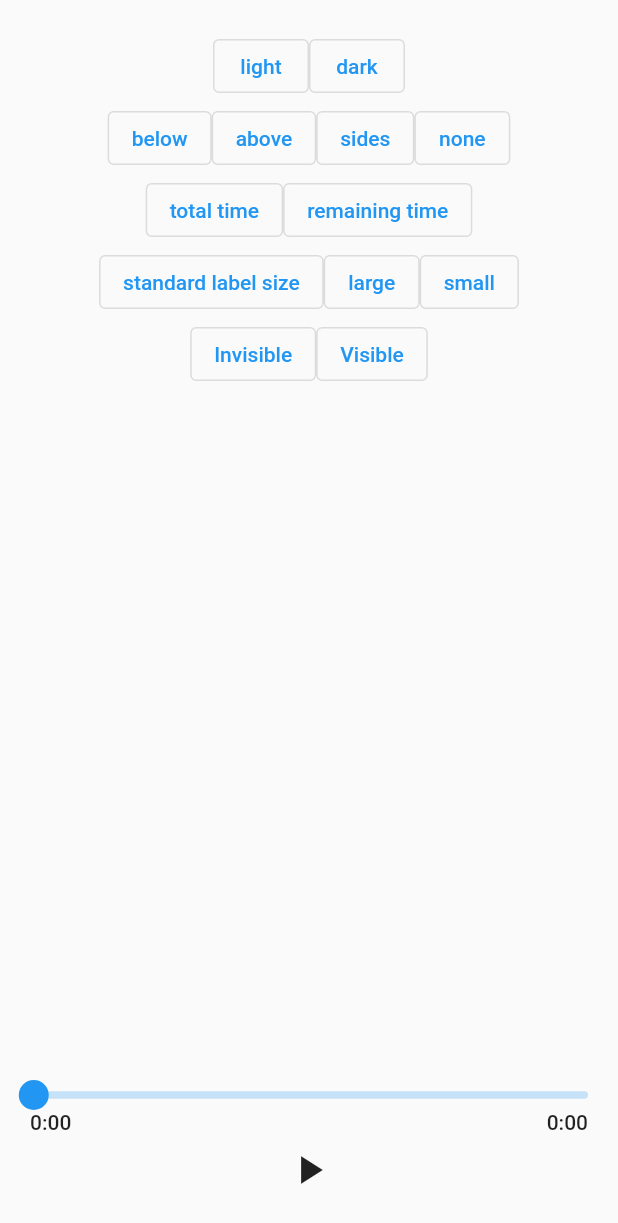
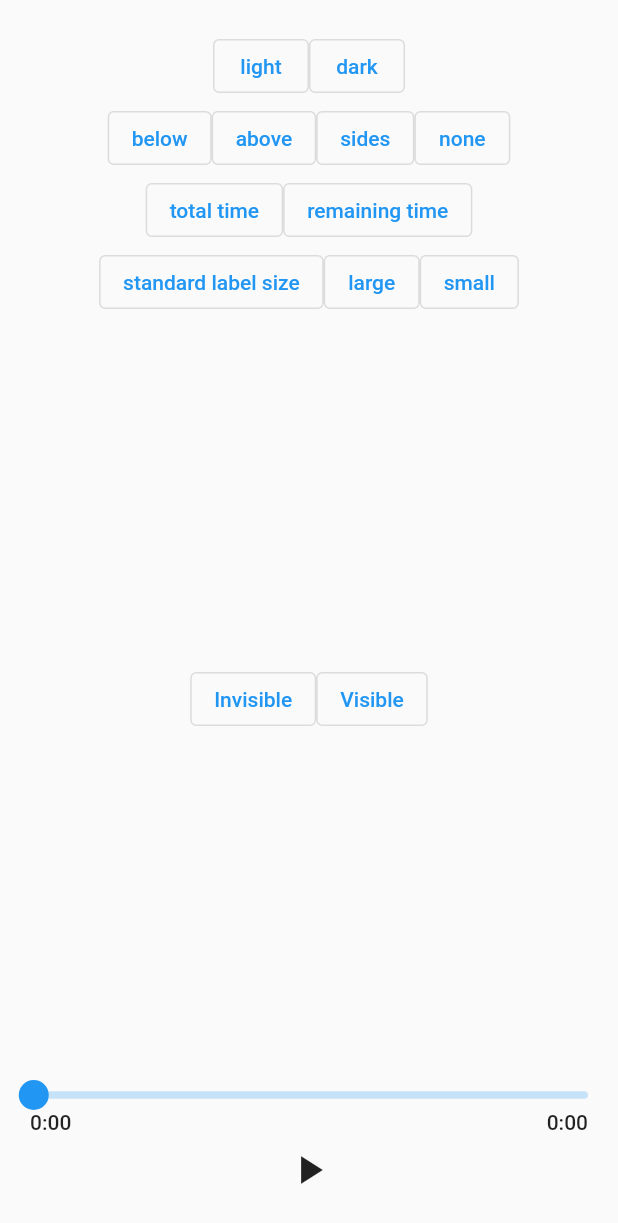
Before and after one commit to suragch/flutter_playground, a Flutter app: the screen it shows after launch, on a phone screen of 412 x 824 dp. Shown: the top 1223 px of the screen. Run offline on Flutter 3.47's test engine with Material 2 defaults, Android fonts, the phone set to English and light mode, and no system bars; drawn by our look-alikes of audio_video_progress_bar; our stand-ins replace just_audio, rxdart.

Commit message:
animated opacity demo for audio_video_progress_bar

```diff
--- a/lib/main.dart
+++ b/lib/main.dart
@@ -91,6 +91,7 @@ class _HomeWidgetState extends State<HomeWidget> {
             _labelLocationButtons(),
             _labelTypeButtons(),
             _labelSizeButtons(),
+            const Spacer(),
             _visibilityButtons(),
             const Spacer(),
             _progressBar(),
@@ -193,7 +194,6 @@ class _HomeWidgetState extends State<HomeWidget> {
   }
 
   Wrap _visibilityButtons() {
-    final fontColor = Theme.of(context).textTheme.bodyText1?.color;
     return Wrap(children: [
       OutlinedButton(
         child: const Text('Invisible'),
```
Also changed, not shown: 4 other files.
